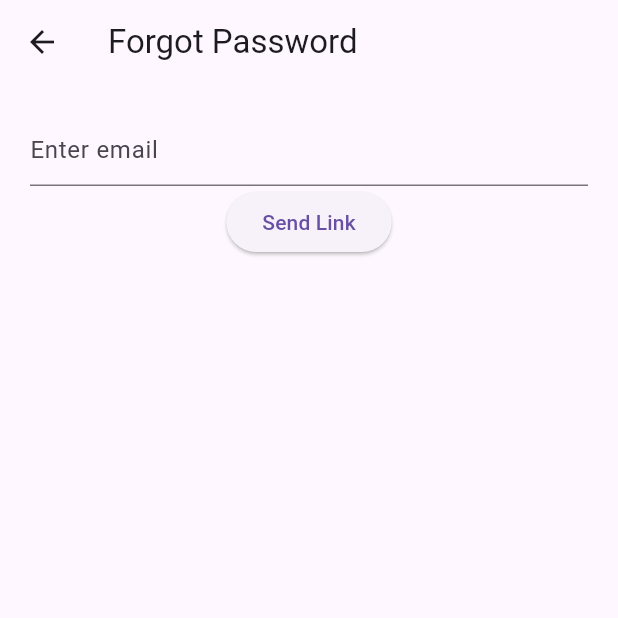
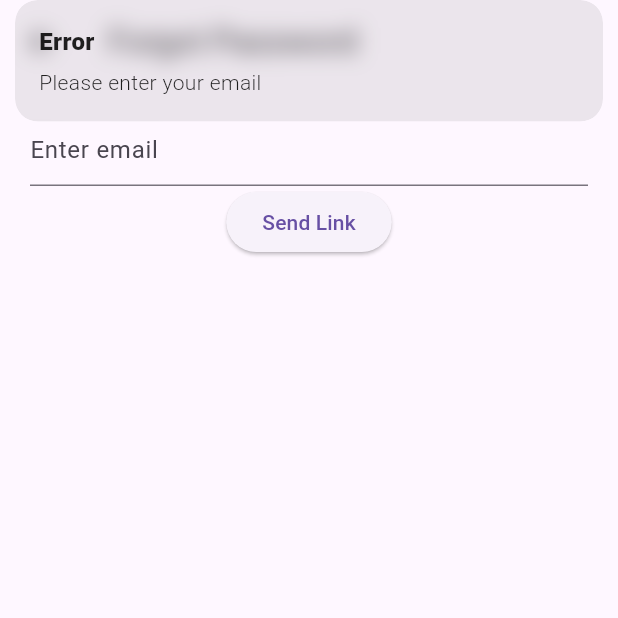
Before and after one commit to Pranav291205/brl-task1, a Flutter app: the ForgotPass screen opened directly, after a tap on "Send Link", on a phone screen of 412 x 824 dp, the top half of it. Run offline on Flutter 3.47's test engine with Material 3 defaults, Android fonts, the phone set to English and light mode, and no system bars; our stand-ins replace firebase_auth, firebase_core, get; accounts and stored records are empty; generated files the repository leaves out were written again.

Commit message:
error handling

```diff
--- a/lib/forgotpass.dart
+++ b/lib/forgotpass.dart
@@ -1,5 +1,6 @@
 import 'package:firebase_auth/firebase_auth.dart';
 import 'package:flutter/material.dart';
+import 'package:get/get.dart';
 
 class ForgotPass extends StatefulWidget {
   const ForgotPass({super.key});
@@ -11,9 +12,33 @@ class ForgotPass extends StatefulWidget {
 class _ForgotPassState extends State<ForgotPass> {
   TextEditingController email=TextEditingController();
 
-  reset()async{
-    await FirebaseAuth.instance.sendPasswordResetEmail(email: email.text);
+  reset() async {
+  final String emailText = email.text.trim();
+
+  if (emailText.isEmpty) {
+    Get.snackbar('Error', 'Please enter your email');
+    return;
   }
+
+  try {
+    await FirebaseAuth.instance.sendPasswordResetEmail(email: emailText);
+    Get.snackbar('Success', 'Password reset link sent to your email');
+  } on FirebaseAuthException catch (e) {
+    String errorMessage;
+
+    if (e.code == 'invalid-email') {
+      errorMessage = 'The email address is not valid.';
+    } else if (e.code == 'user-not-found') {
+      errorMessage = 'No user found with this email.';
+    } else {
+      errorMessage = e.message ?? 'Failed to send reset link.';
+    }
+
+    Get.snackbar('Reset Failed', errorMessage);
+  } catch (e) {
+    Get.snackbar('Error', 'Something went wrong. Please try again.');
+  }
+}
   @override
   Widget build(BuildContext context) {
     return Scaffold(
--- a/lib/main.dart
+++ b/lib/main.dart
@@ -1,5 +1,7 @@
 import 'package:flutter/material.dart';
 import 'package:firebase_core/firebase_core.dart';
+// ignore: unused_import
+import 'package:flutteranew/firebase_options.dart';
 import 'package:flutteranew/wrapper.dart';
 import 'package:get/get.dart';
 
--- a/lib/signup.dart
+++ b/lib/signup.dart
@@ -17,8 +17,41 @@ class _SignupState extends State<Signup> {
   //bool isloading=false;
 
   signup()async{
-    await FirebaseAuth.instance.createUserWithEmailAndPassword(email: email.text,password: password.text);
+     final String emailText = email.text.trim();
+  final String passwordText = password.text.trim();
+
+  final passwordRegex = RegExp(r'^(?=.*[a-z])(?=.*[A-Z])(?=.*\d)[A-Za-z\d]{8,}$');
+
+  if (!passwordRegex.hasMatch(passwordText)) {
+    Get.snackbar(
+      'Invalid Password',
+      'Password must be at least 8 characters and include uppercase, lowercase, number.',
+    );
+    return;
+  }
+
+  try {
+    await FirebaseAuth.instance.createUserWithEmailAndPassword(
+      email: emailText,
+      password: passwordText,
+    );
     Get.offAll(Wrapper());
+  } on FirebaseAuthException catch (e) {
+    String errorMessage;
+
+    if (e.code == 'invalid-email') {
+      errorMessage = 'The email address is not valid.';
+    } else if (e.code == 'email-already-in-use') {
+      errorMessage = 'This email is already registered.';
+    } else {
+      errorMessage = e.message ?? 'Signup failed. Please try again.';
+    }
+
+    Get.snackbar('Signup Error', errorMessage);
+  } catch (e) {
+    Get.snackbar('Error', 'Something went wrong. Please try again.');
+  }
+
 
   }
   @override
```
Also changed, not shown: lib/googlesignin.dart (added, +34 -0 lines), lib/login.dart (+6 -1 lines), 1 other file.
